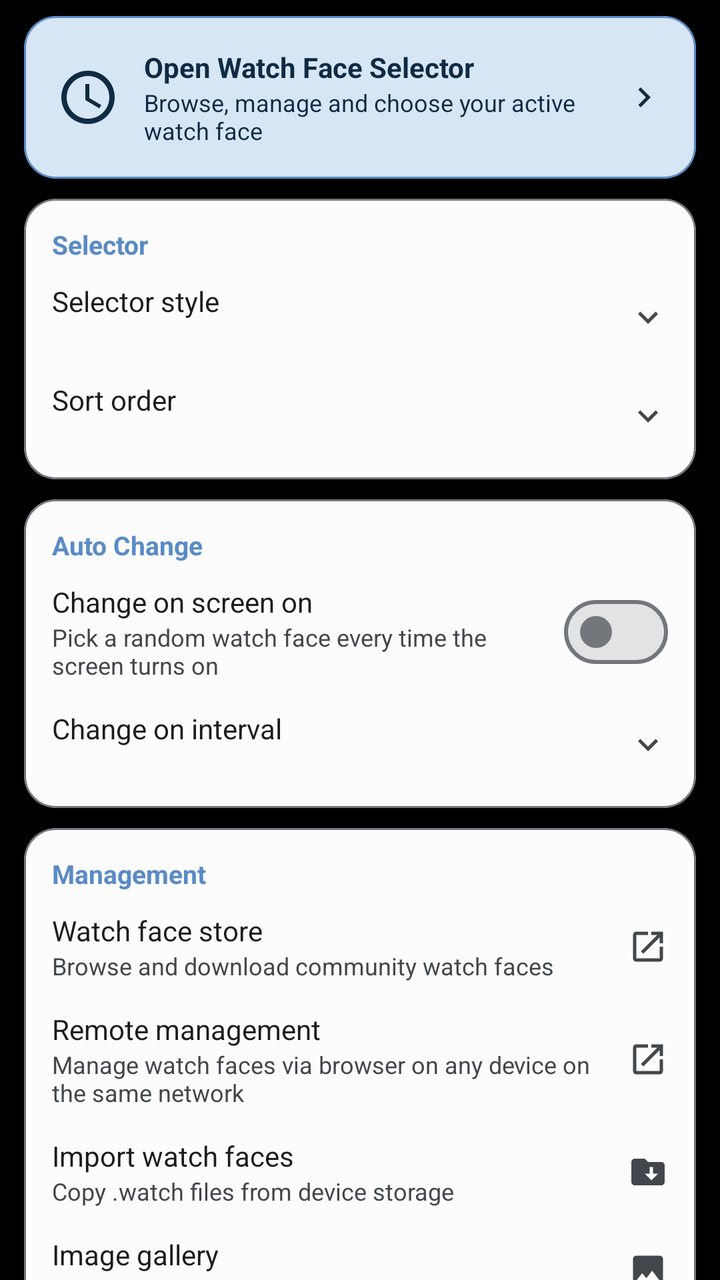
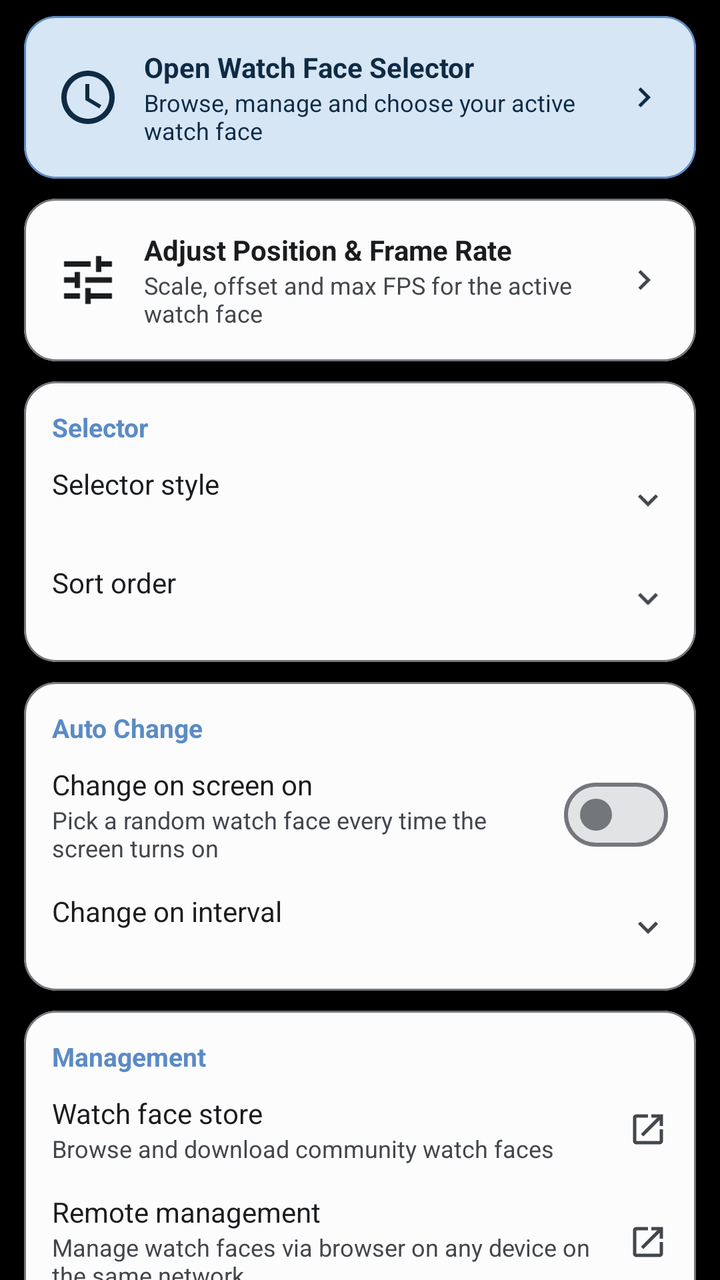

An Android layout rendered at two revisions. The XML below is the earlier revision; the diff shows what the commit changed to produce the second picture.
<!-- AndroidManifest.xml: application theme Theme.CloX -->
<!-- res/layout/fragment_settings_watchface.xml -->
<?xml version="1.0" encoding="utf-8"?>
<androidx.core.widget.NestedScrollView
    xmlns:android="http://schemas.android.com/apk/res/android"
    xmlns:app="http://schemas.android.com/apk/res-auto"
    android:layout_width="match_parent"
    android:layout_height="match_parent"
    android:clipToPadding="false"
    android:fillViewport="true">

    <LinearLayout
        android:layout_width="match_parent"
        android:layout_height="wrap_content"
        android:orientation="vertical"
        android:paddingTop="8dp"
        android:paddingBottom="16dp">

        
        <com.google.android.material.card.MaterialCardView
            android:id="@+id/cardWfOpenSelector"
            android:layout_width="match_parent" android:layout_height="wrap_content"
            android:layout_marginHorizontal="12dp" android:layout_marginBottom="10dp"
            android:clickable="true" android:focusable="true"
            android:foreground="?attr/selectableItemBackground"
            app:cardCornerRadius="16dp" app:cardElevation="0dp"
            app:strokeWidth="1dp" app:strokeColor="?attr/colorPrimary"
            app:cardBackgroundColor="?attr/colorPrimaryContainer">
            <LinearLayout android:layout_width="match_parent" android:layout_height="wrap_content"
                android:orientation="horizontal" android:gravity="center_vertical" android:padding="16dp">
                <ImageView android:layout_width="32dp" android:layout_height="32dp"
                    android:src="@drawable/ic_watchface_placeholder"
                    app:tint="?attr/colorOnPrimaryContainer"
                    android:layout_marginEnd="12dp" />
                <LinearLayout android:layout_width="0dp" android:layout_height="wrap_content"
                    android:layout_weight="1" android:orientation="vertical">
                    <TextView android:layout_width="wrap_content" android:layout_height="wrap_content"
                        android:text="@string/pref_wf_open_selector_title"
                        android:textSize="14sp" android:textStyle="bold"
                        android:textColor="?attr/colorOnPrimaryContainer" />
                    <TextView android:layout_width="wrap_content" android:layout_height="wrap_content"
                        android:text="@string/pref_wf_open_selector_summary"
                        android:textSize="12sp" android:textColor="?attr/colorOnPrimaryContainer" />
                </LinearLayout>
                <ImageView android:layout_width="20dp" android:layout_height="20dp"
                    android:src="@drawable/ic_chevron_right"
                    app:tint="?attr/colorOnPrimaryContainer" />
            </LinearLayout>
        </com.google.android.material.card.MaterialCardView>

        
        <com.google.android.material.card.MaterialCardView
            android:layout_width="match_parent" android:layout_height="wrap_content"
            android:layout_marginHorizontal="12dp" android:layout_marginBottom="10dp"
            app:cardCornerRadius="16dp" app:cardElevation="0dp"
            app:strokeWidth="1dp" app:strokeColor="?attr/colorOutline"
            app:cardBackgroundColor="?attr/colorSurface">
            <LinearLayout android:layout_width="match_parent" android:layout_height="wrap_content"
                android:orientation="vertical" android:padding="14dp">
                <TextView android:layout_width="wrap_content" android:layout_height="wrap_content"
                    android:text="@string/pref_wf_category_selector"
                    android:textSize="13sp" android:textStyle="bold"
                    android:textColor="?attr/colorPrimary" android:layout_marginBottom="10dp" />

                <LinearLayout android:id="@+id/rowWfSelectorMode"
                    android:layout_width="match_parent" android:layout_height="wrap_content"
                    android:orientation="horizontal" android:gravity="center_vertical"
                    android:clickable="true" android:focusable="true"
                    android:background="?attr/selectableItemBackground">
                    <LinearLayout android:layout_width="0dp" android:layout_height="wrap_content"
                        android:layout_weight="1" android:orientation="vertical">
                        <TextView android:layout_width="wrap_content" android:layout_height="wrap_content"
                            android:text="@string/pref_wf_selector_mode_title"
                            android:textSize="14sp" android:textColor="?attr/colorOnSurface" />
                        <TextView android:id="@+id/tvWfSelectorMode"
                            android:layout_width="wrap_content" android:layout_height="wrap_content"
                            android:textSize="12sp" android:textColor="?attr/colorOnSurfaceVariant" />
                    </LinearLayout>
                    <ImageView android:layout_width="20dp" android:layout_height="20dp"
                        android:src="@drawable/ic_expand_more" app:tint="?attr/colorOnSurfaceVariant" />
                </LinearLayout>

                <LinearLayout android:id="@+id/rowWfSortOrder"
                    android:layout_width="match_parent" android:layout_height="wrap_content"
                    android:orientation="horizontal" android:gravity="center_vertical"
                    android:layout_marginTop="14dp"
                    android:clickable="true" android:focusable="true"
                    android:background="?attr/selectableItemBackground">
                    <LinearLayout android:layout_width="0dp" android:layout_height="wrap_content"
                        android:layout_weight="1" android:orientation="vertical">
                        <TextView android:layout_width="wrap_content" android:layout_height="wrap_content"
                            android:text="@string/pref_wf_sort_title"
                            android:textSize="14sp" android:textColor="?attr/colorOnSurface" />
                        <TextView android:id="@+id/tvWfSortOrder"
                            android:layout_width="wrap_content" android:layout_height="wrap_content"
                            android:textSize="12sp" android:textColor="?attr/colorOnSurfaceVariant" />
                    </LinearLayout>
                    <ImageView android:layout_width="20dp" android:layout_height="20dp"
                        android:src="@drawable/ic_expand_more" app:tint="?attr/colorOnSurfaceVariant" />
                </LinearLayout>
            </LinearLayout>
        </com.google.android.material.card.MaterialCardView>

        
        <com.google.android.material.card.MaterialCardView
            android:layout_width="match_parent" android:layout_height="wrap_content"
            android:layout_marginHorizontal="12dp" android:layout_marginBottom="10dp"
            app:cardCornerRadius="16dp" app:cardElevation="0dp"
            app:strokeWidth="1dp" app:strokeColor="?attr/colorOutline"
            app:cardBackgroundColor="?attr/colorSurface">
            <LinearLayout android:layout_width="match_parent" android:layout_height="wrap_content"
                android:orientation="vertical" android:padding="14dp">
                <TextView android:layout_width="wrap_content" android:layout_height="wrap_content"
                    android:text="@string/pref_wf_category_auto"
                    android:textSize="13sp" android:textStyle="bold"
                    android:textColor="?attr/colorPrimary" android:layout_marginBottom="10dp" />

                <LinearLayout android:layout_width="match_parent" android:layout_height="wrap_content"
                    android:orientation="horizontal" android:gravity="center_vertical">
                    <LinearLayout android:layout_width="0dp" android:layout_height="wrap_content"
                        android:layout_weight="1" android:orientation="vertical">
                        <TextView android:layout_width="wrap_content" android:layout_height="wrap_content"
                            android:text="@string/pref_wf_auto_screen_on_title"
                            android:textSize="14sp" android:textColor="?attr/colorOnSurface" />
                        <TextView android:layout_width="wrap_content" android:layout_height="wrap_content"
                            android:text="@string/pref_wf_auto_screen_on_summary"
                            android:textSize="12sp" android:textColor="?attr/colorOnSurfaceVariant" />
                    </LinearLayout>
                    <com.google.android.material.materialswitch.MaterialSwitch
                        android:id="@+id/switchWfAutoScreen"
                        android:layout_width="wrap_content" android:layout_height="wrap_content" />
                </LinearLayout>

                <LinearLayout android:id="@+id/rowWfAutoInterval"
                    android:layout_width="match_parent" android:layout_height="wrap_content"
                    android:orientation="horizontal" android:gravity="center_vertical"
                    android:layout_marginTop="14dp"
                    android:clickable="true" android:focusable="true"
                    android:background="?attr/selectableItemBackground">
                    <LinearLayout android:layout_width="0dp" android:layout_height="wrap_content"
                        android:layout_weight="1" android:orientation="vertical">
                        <TextView android:layout_width="wrap_content" android:layout_height="wrap_content"
                            android:text="@string/pref_wf_auto_interval_title"
                            android:textSize="14sp" android:textColor="?attr/colorOnSurface" />
                        <TextView android:id="@+id/tvWfAutoInterval"
                            android:layout_width="wrap_content" android:layout_height="wrap_content"
                            android:textSize="12sp" android:textColor="?attr/colorOnSurfaceVariant" />
                    </LinearLayout>
                    <ImageView android:layout_width="20dp" android:layout_height="20dp"
                        android:src="@drawable/ic_expand_more" app:tint="?attr/colorOnSurfaceVariant" />
                </LinearLayout>
            </LinearLayout>
        </com.google.android.material.card.MaterialCardView>

        
        <com.google.android.material.card.MaterialCardView
            android:layout_width="match_parent" android:layout_height="wrap_content"
            android:layout_marginHorizontal="12dp" android:layout_marginBottom="10dp"
            app:cardCornerRadius="16dp" app:cardElevation="0dp"
            app:strokeWidth="1dp" app:strokeColor="?attr/colorOutline"
            app:cardBackgroundColor="?attr/colorSurface">
            <LinearLayout android:layout_width="match_parent" android:layout_height="wrap_content"
                android:orientation="vertical" android:padding="14dp">
                <TextView android:layout_width="wrap_content" android:layout_height="wrap_content"
                    android:text="@string/pref_wf_category_management"
                    android:textSize="13sp" android:textStyle="bold"
                    android:textColor="?attr/colorPrimary" android:layout_marginBottom="10dp" />

                <LinearLayout android:id="@+id/rowWfStore"
                    android:layout_width="match_parent" android:layout_height="wrap_content"
                    android:orientation="horizontal" android:gravity="center_vertical"
                    android:clickable="true" android:focusable="true"
                    android:background="?attr/selectableItemBackground">
                    <LinearLayout android:layout_width="0dp" android:layout_height="wrap_content"
                        android:layout_weight="1" android:orientation="vertical">
                        <TextView android:layout_width="wrap_content" android:layout_height="wrap_content"
                            android:text="@string/pref_wf_store_title"
                            android:textSize="14sp" android:textColor="?attr/colorOnSurface" />
                        <TextView android:layout_width="wrap_content" android:layout_height="wrap_content"
                            android:text="@string/pref_wf_store_summary"
                            android:textSize="12sp" android:textColor="?attr/colorOnSurfaceVariant" />
                    </LinearLayout>
                    <ImageView android:layout_width="20dp" android:layout_height="20dp"
                        android:src="@drawable/ic_open_in_new" app:tint="?attr/colorOnSurfaceVariant" />
                </LinearLayout>

                <LinearLayout android:id="@+id/rowWfRemote"
                    android:layout_width="match_parent" android:layout_height="wrap_content"
                    android:orientation="horizontal" android:gravity="center_vertical"
                    android:layout_marginTop="14dp"
                    android:clickable="true" android:focusable="true"
                    android:background="?attr/selectableItemBackground">
                    <LinearLayout android:layout_width="0dp" android:layout_height="wrap_content"
                        android:layout_weight="1" android:orientation="vertical">
                        <TextView android:layout_width="wrap_content" android:layout_height="wrap_content"
                            android:text="@string/pref_wf_remote_title"
                            android:textSize="14sp" android:textColor="?attr/colorOnSurface" />
                        <TextView android:layout_width="wrap_content" android:layout_height="wrap_content"
                            android:text="@string/pref_wf_remote_summary"
                            android:textSize="12sp" android:textColor="?attr/colorOnSurfaceVariant" />
                    </LinearLayout>
                    <ImageView android:layout_width="20dp" android:layout_height="20dp"
                        android:src="@drawable/ic_open_in_new" app:tint="?attr/colorOnSurfaceVariant" />
                </LinearLayout>

                <LinearLayout android:id="@+id/rowWfImport"
                    android:layout_width="match_parent" android:layout_height="wrap_content"
                    android:orientation="horizontal" android:gravity="center_vertical"
                    android:layout_marginTop="14dp"
                    android:clickable="true" android:focusable="true"
                    android:background="?attr/selectableItemBackground">
                    <LinearLayout android:layout_width="0dp" android:layout_height="wrap_content"
                        android:layout_weight="1" android:orientation="vertical">
                        <TextView android:layout_width="wrap_content" android:layout_height="wrap_content"
                            android:text="@string/pref_wf_import_title"
                            android:textSize="14sp" android:textColor="?attr/colorOnSurface" />
                        <TextView android:layout_width="wrap_content" android:layout_height="wrap_content"
                            android:text="@string/pref_wf_import_summary"
                            android:textSize="12sp" android:textColor="?attr/colorOnSurfaceVariant" />
                    </LinearLayout>
                    <ImageView android:layout_width="20dp" android:layout_height="20dp"
                        android:src="@drawable/ic_file_import" app:tint="?attr/colorOnSurfaceVariant" />
                </LinearLayout>

                <LinearLayout android:id="@+id/rowWfGallery"
                    android:layout_width="match_parent" android:layout_height="wrap_content"
                    android:orientation="horizontal" android:gravity="center_vertical"
                    android:layout_marginTop="14dp"
                    android:clickable="true" android:focusable="true"
                    android:background="?attr/selectableItemBackground">
                    <LinearLayout android:layout_width="0dp" android:layout_height="wrap_content"
                        android:layout_weight="1" android:orientation="vertical">
                        <TextView android:layout_width="wrap_content" android:layout_height="wrap_content"
                            android:text="@string/pref_wf_gallery_title"
                            android:textSize="14sp" android:textColor="?attr/colorOnSurface" />
                        <TextView android:layout_width="wrap_content" android:layout_height="wrap_content"
                            android:text="@string/pref_wf_gallery_summary"
                            android:textSize="12sp" android:textColor="?attr/colorOnSurfaceVariant" />
                    </LinearLayout>
                    <ImageView android:layout_width="20dp" android:layout_height="20dp"
                        android:src="@drawable/ic_image" app:tint="?attr/colorOnSurfaceVariant" />
                </LinearLayout>

            </LinearLayout>
        </com.google.android.material.card.MaterialCardView>

    </LinearLayout>
</androidx.core.widget.NestedScrollView>
<!-- resources referenced by this layout -->
<resources>
  <!-- drawable ic_chevron_right (drawable) -->
  <?xml version="1.0" encoding="utf-8"?>
  <vector xmlns:android="http://schemas.android.com/apk/res/android"
      android:width="24dp"
      android:height="24dp"
      android:viewportWidth="24"
      android:viewportHeight="24">
      <path
          android:fillColor="?attr/colorOnSurfaceVariant"
          android:pathData="M10,6L8.59,7.41 13.17,12l-4.58,4.59L10,18l6,-6z" />
  </vector>
  <string name="pref_wf_auto_interval_title">Change on interval</string>
  <string name="pref_wf_auto_screen_on_summary">Pick a random watch face every time the screen turns on</string>
  <string name="pref_wf_auto_screen_on_title">Change on screen on</string>
  <string name="pref_wf_category_auto">Auto Change</string>
  <string name="pref_wf_category_management">Management</string>
  <string name="pref_wf_category_selector">Selector</string>
  <string name="pref_wf_gallery_summary">Manage images used by Lua watch faces</string>
  <string name="pref_wf_gallery_title">Image gallery</string>
  <string name="pref_wf_import_summary">Copy .watch files from device storage</string>
  <string name="pref_wf_import_title">Import watch faces</string>
  <string name="pref_wf_open_selector_summary">Browse, manage and choose your active watch face</string>
  <string name="pref_wf_open_selector_title">Open Watch Face Selector</string>
  <string name="pref_wf_remote_summary">Manage watch faces via browser on any device on the same network</string>
  <string name="pref_wf_remote_title">Remote management</string>
  <string name="pref_wf_selector_mode_title">Selector style</string>
  <string name="pref_wf_sort_title">Sort order</string>
  <string name="pref_wf_store_summary">Browse and download community watch faces</string>
  <string name="pref_wf_store_title">Watch face store</string>
  <style name="Theme.CloX" parent="Base.Theme.CloX">
          <item name="android:windowBackground">@android:color/black</item>
          <item name="android:windowAnimationStyle">@null</item>
      </style>
  <color name="brand_500">#5A8BC5</color>
  <color name="brand_on_accent_light">#FFFFFF</color>
  <color name="brand_container_light">#D6E6F5</color>
  <color name="brand_on_container_light">#0F2B44</color>
  <color name="brand_300">#82ABD0</color>
  <color name="m3_background">#FCFCFD</color>
  <color name="m3_surface">#FCFCFD</color>
  <color name="m3_on_surface">#1A1C1E</color>
  <color name="m3_surface_variant">#E1E2E6</color>
  <color name="m3_on_surface_variant">#43474C</color>
  <color name="m3_surface_container_lowest">#FFFFFF</color>
  <color name="m3_surface_container_low">#F4F4F5</color>
  <color name="m3_surface_container">#EEEEF0</color>
  <color name="m3_surface_container_high">#E8E9EB</color>
  <color name="m3_surface_container_highest">#E2E3E5</color>
  <color name="m3_surface_bright">#FCFCFD</color>
  <color name="m3_surface_dim">#DBDBDD</color>
  <color name="m3_inverse_surface">#2F3133</color>
  <color name="m3_inverse_on_surface">#F1F0F2</color>
  <color name="m3_outline">#73777C</color>
  <color name="m3_outline_variant">#C3C6CC</color>
  <!-- unchanged entries left out for length: 6 -->
</resources>

<!-- the commit's change to res/layout/fragment_settings_watchface.xml (unified diff, before → after) -->
@@ -48,6 +48,38 @@
 
         
         <com.google.android.material.card.MaterialCardView
+            android:id="@+id/cardWfOpenConfig"
+            android:layout_width="match_parent" android:layout_height="wrap_content"
+            android:layout_marginHorizontal="12dp" android:layout_marginBottom="10dp"
+            android:clickable="true" android:focusable="true"
+            android:foreground="?attr/selectableItemBackground"
+            app:cardCornerRadius="16dp" app:cardElevation="0dp"
+            app:strokeWidth="1dp" app:strokeColor="?attr/colorOutline"
+            app:cardBackgroundColor="?attr/colorSurface">
+            <LinearLayout android:layout_width="match_parent" android:layout_height="wrap_content"
+                android:orientation="horizontal" android:gravity="center_vertical" android:padding="16dp">
+                <ImageView android:layout_width="32dp" android:layout_height="32dp"
+                    android:src="@drawable/ic_tune"
+                    app:tint="?attr/colorOnSurface"
+                    android:layout_marginEnd="12dp" />
+                <LinearLayout android:layout_width="0dp" android:layout_height="wrap_content"
+                    android:layout_weight="1" android:orientation="vertical">
+                    <TextView android:layout_width="wrap_content" android:layout_height="wrap_content"
+                        android:text="@string/pref_wf_open_config_title"
+                        android:textSize="14sp" android:textStyle="bold"
+                        android:textColor="?attr/colorOnSurface" />
+                    <TextView android:layout_width="wrap_content" android:layout_height="wrap_content"
+                        android:text="@string/pref_wf_open_config_summary"
+                        android:textSize="12sp" android:textColor="?attr/colorOnSurfaceVariant" />
+                </LinearLayout>
+                <ImageView android:layout_width="20dp" android:layout_height="20dp"
+                    android:src="@drawable/ic_chevron_right"
+                    app:tint="?attr/colorOnSurfaceVariant" />
+            </LinearLayout>
+        </com.google.android.material.card.MaterialCardView>
+
+        
+        <com.google.android.material.card.MaterialCardView
             android:layout_width="match_parent" android:layout_height="wrap_content"
             android:layout_marginHorizontal="12dp" android:layout_marginBottom="10dp"
             app:cardCornerRadius="16dp" app:cardElevation="0dp"
<!-- resource entries referenced after the edit -->
@@ -11,6 +11,10 @@
           android:fillColor="?attr/colorOnSurfaceVariant"
           android:pathData="M10,6L8.59,7.41 13.17,12l-4.58,4.59L10,18l6,-6z" />
   </vector>
+  <!-- drawable ic_tune (drawable) -->
+  <vector xmlns:android="http://schemas.android.com/apk/res/android" android:width="24dp" android:height="24dp" android:viewportWidth="24" android:viewportHeight="24">
+      <path android:fillColor="?attr/colorOnSurface" android:pathData="M3,17v2h6v-2H3zM3,5v2h10V5H3zM13,21v-2h8v-2h-8v-2h-2v6h2zM7,9v2H3v2h4v2h2V9H7zM21,13v-2H11v2h10zM15,9h2V7h4V5h-4V3h-2v6z"/>
+  </vector>
   <string name="pref_wf_auto_interval_title">Change on interval</string>
   <string name="pref_wf_auto_screen_on_summary">Pick a random watch face every time the screen turns on</string>
   <string name="pref_wf_auto_screen_on_title">Change on screen on</string>
@@ -21,6 +25,8 @@
   <string name="pref_wf_gallery_title">Image gallery</string>
   <string name="pref_wf_import_summary">Copy .watch files from device storage</string>
   <string name="pref_wf_import_title">Import watch faces</string>
+  <string name="pref_wf_open_config_summary">Scale, offset and max FPS for the active watch face</string>
+  <string name="pref_wf_open_config_title">Adjust Position &amp; Frame Rate</string>
   <string name="pref_wf_open_selector_summary">Browse, manage and choose your active watch face</string>
   <string name="pref_wf_open_selector_title">Open Watch Face Selector</string>
   <string name="pref_wf_remote_summary">Manage watch faces via browser on any device on the same network</string>
